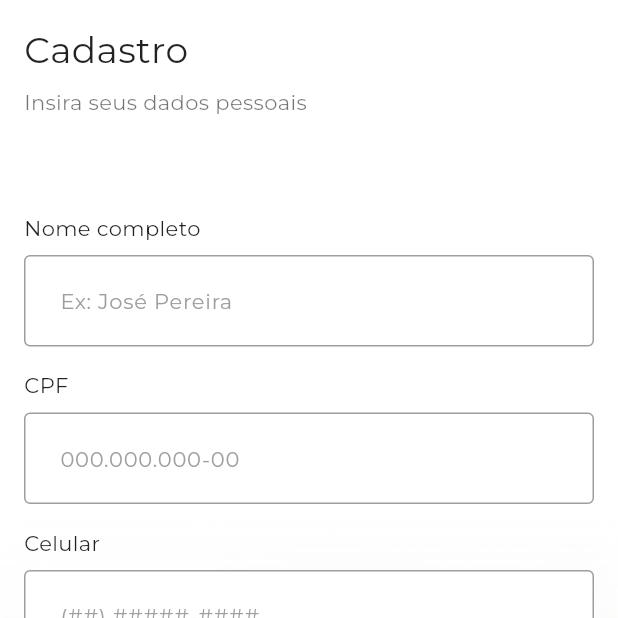
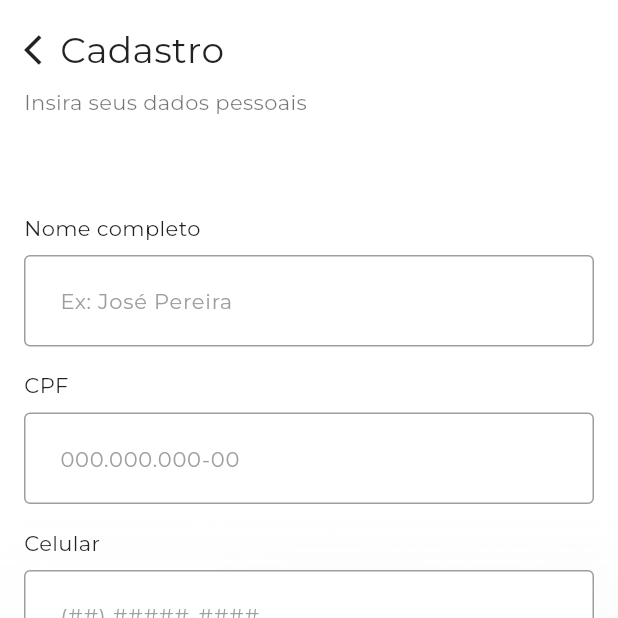
Before and after one commit to app5m/bcremates_oficial, a Flutter app: the RegisterOwnerData screen opened by its route, on a phone screen of 412 x 824 dp, the top half of it. Run offline on Flutter 3.47's test engine with Material 3 defaults, Android fonts, the phone set to English and light mode, and no system bars; our stand-ins replace carousel_slider, firebase_core, firebase_messaging, flutter_local_notifications, fluttertoast, geolocator and 6 more; missing offline and left inert: autocomplete_textfield, autoscale_tabbarview, cpf_cnpj_validator, dart:ffi, flutter_cupertino_datetime_picker, flutter_pdfview; accounts and stored records are empty.

```diff
--- a/lib/ui/auth/register/register_owner_data.dart
+++ b/lib/ui/auth/register/register_owner_data.dart
@@ -244,8 +244,19 @@ class _RegisterOwnerDataState extends State<RegisterOwnerData> {
               Container(
                   margin: EdgeInsets.all(Dimens.marginApplication),
                   child: Column(children: [
+                    Row(
+                      children: [
+                        GestureDetector(
+                          onTap: (){
+                            if(_pageController.page == 0){
+                              Navigator.pop(context);
+                            }else{
+                              _pageController.previousPage(duration: Duration(milliseconds: 400), curve: Curves.linear);
+                            }
+
+                          },
+                            child: Icon(Icons.arrow_back_ios)),
                         Container(
-                      width: double.infinity,
                           child: Text(
                             "Cadastro",
                             style: TextStyle(
@@ -253,6 +264,8 @@ class _RegisterOwnerDataState extends State<RegisterOwnerData> {
                               color: Colors.black87,
                             ),
                           ),
+                        ),
+                      ],
                     ),
                     SizedBox(height: Dimens.minMarginApplication),
                     Container(
```
Lines whose indentation alone changed are shown as unchanged.
